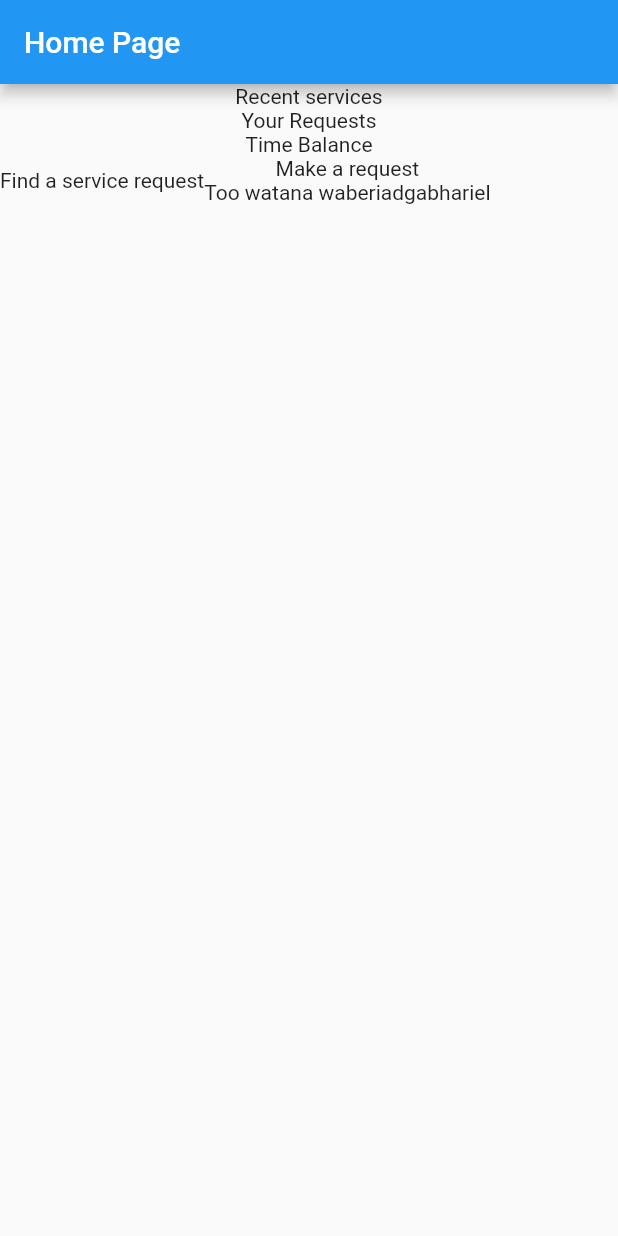
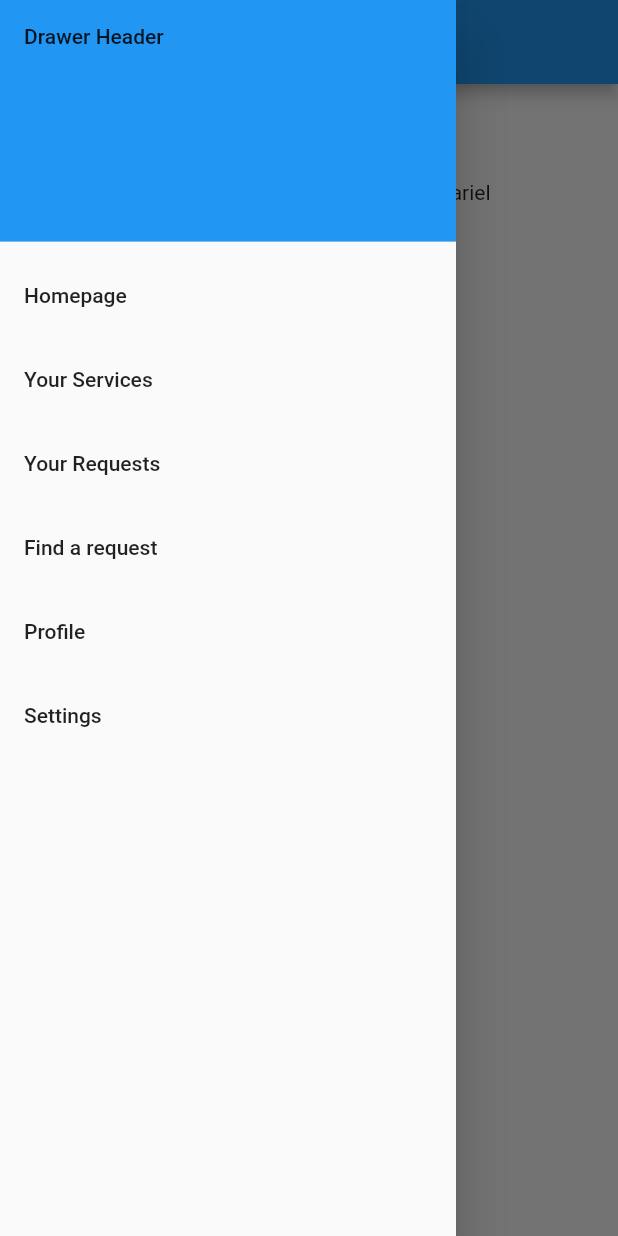
Before and after one commit to de-timebank/frontend, a Flutter app: the screen it shows after launch, with the side drawer open (before the commit the screen has no drawer), on a phone screen of 412 x 824 dp. Run offline on Flutter 3.47's test engine with Material 2 defaults, Android fonts, the phone set to English and light mode, and no system bars.

Commit message:
add drawer / sidebar

```diff
--- a/lib/main.dart
+++ b/lib/main.dart
@@ -36,6 +36,43 @@ class _MyHomePageState extends State<MyHomePage> {
   @override
   Widget build(BuildContext context) {
     return Scaffold(
+        drawer: Drawer(
+          child: ListView(
+            padding: EdgeInsets.zero,
+            children: [
+              const DrawerHeader(
+                decoration: BoxDecoration(
+                  color: Colors.blue,
+                ),
+                child: Text('Drawer Header'),
+              ),
+              ListTile(
+                title: Text('Homepage'),
+                onTap: () {},
+              ),
+              ListTile(
+                title: Text('Your Services'),
+                onTap: () {},
+              ),
+              ListTile(
+                title: Text('Your Requests'),
+                onTap: () {},
+              ),
+              ListTile(
+                title: Text('Find a request'),
+                onTap: () {},
+              ),
+              ListTile(
+                title: Text('Profile'),
+                onTap: () {},
+              ),
+              ListTile(
+                title: Text('Settings'),
+                onTap: () {},
+              )
+            ],
+          ),
+        ),
         appBar: AppBar(
           title: Text('Home Page'),
         ),
```
